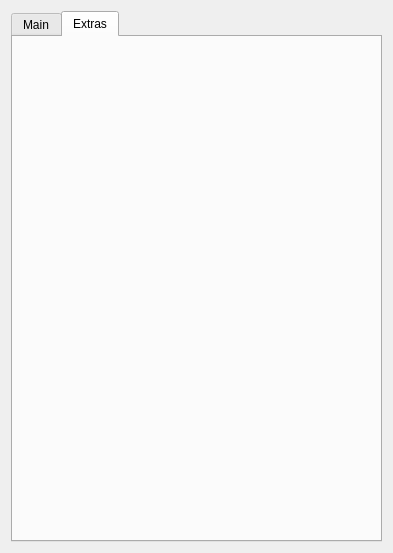
The window that romdecodedialog.ui (travisgoodspeed/maskromtool) describes before a commit, drawn with Qt 5.
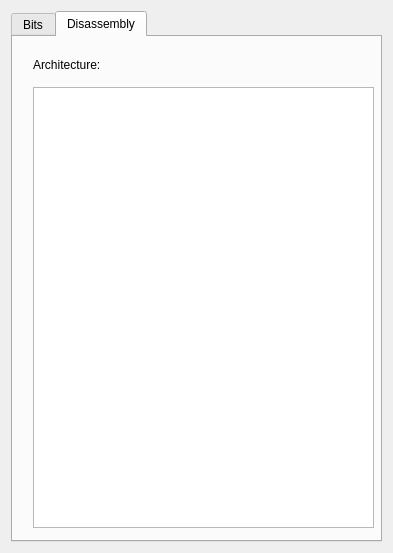
The same window after the commit. The open tabs and pages were chosen to show the change.

Commit message: GUI disassembler now functional.  Needs to save architecture in JSON, maybe other disassemblers. #95

Diff of the .ui file:
```diff
--- a/romdecodedialog.ui
+++ b/romdecodedialog.ui
@@ -21,7 +21,7 @@
      </property>
      <widget class="QWidget" name="tab">
       <attribute name="title">
-       <string>Main</string>
+       <string>Bits</string>
       </attribute>
       <widget class="QLabel" name="label">
        <property name="geometry">
@@ -254,8 +254,31 @@
      </widget>
      <widget class="QWidget" name="tab_2">
       <attribute name="title">
-       <string>Extras</string>
+       <string>Disassembly</string>
       </attribute>
+      <widget class="QLabel" name="label_6">
+       <property name="geometry">
+        <rect>
+         <x>20</x>
+         <y>20</y>
+         <width>81</width>
+         <height>16</height>
+        </rect>
+       </property>
+       <property name="text">
+        <string>Architecture:</string>
+       </property>
+      </widget>
+      <widget class="QListWidget" name="listArchitecture">
+       <property name="geometry">
+        <rect>
+         <x>20</x>
+         <y>50</y>
+         <width>341</width>
+         <height>441</height>
+        </rect>
+       </property>
+      </widget>
      </widget>
     </widget>
    </item>
```
The commit also changes 9 other files.
